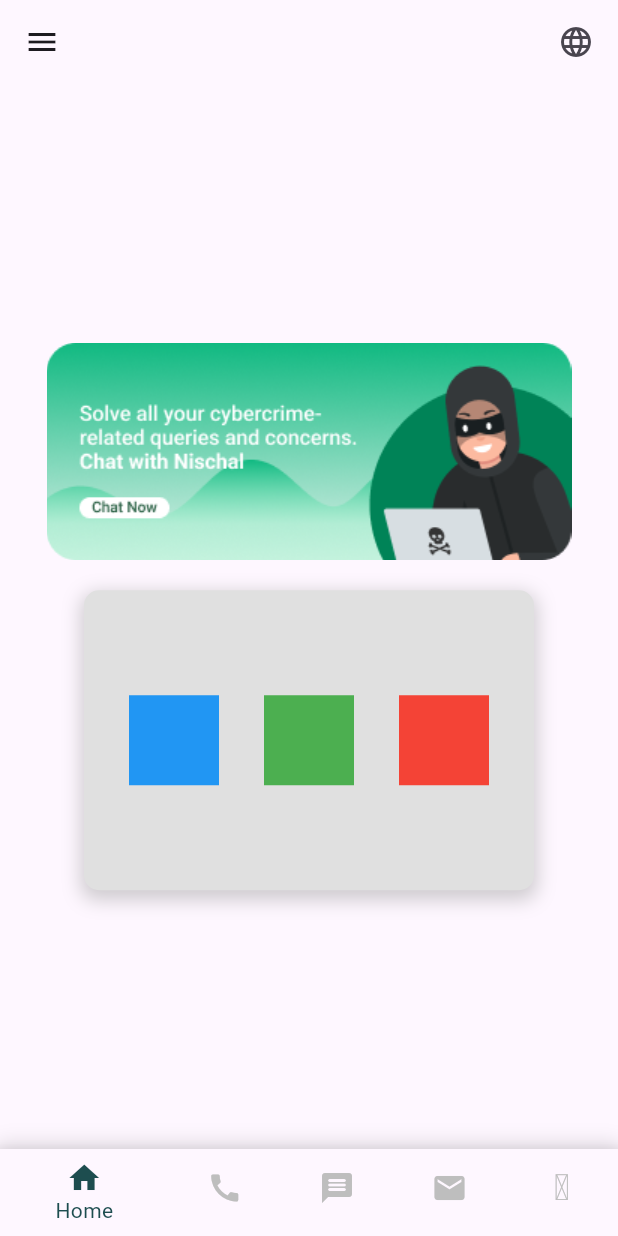
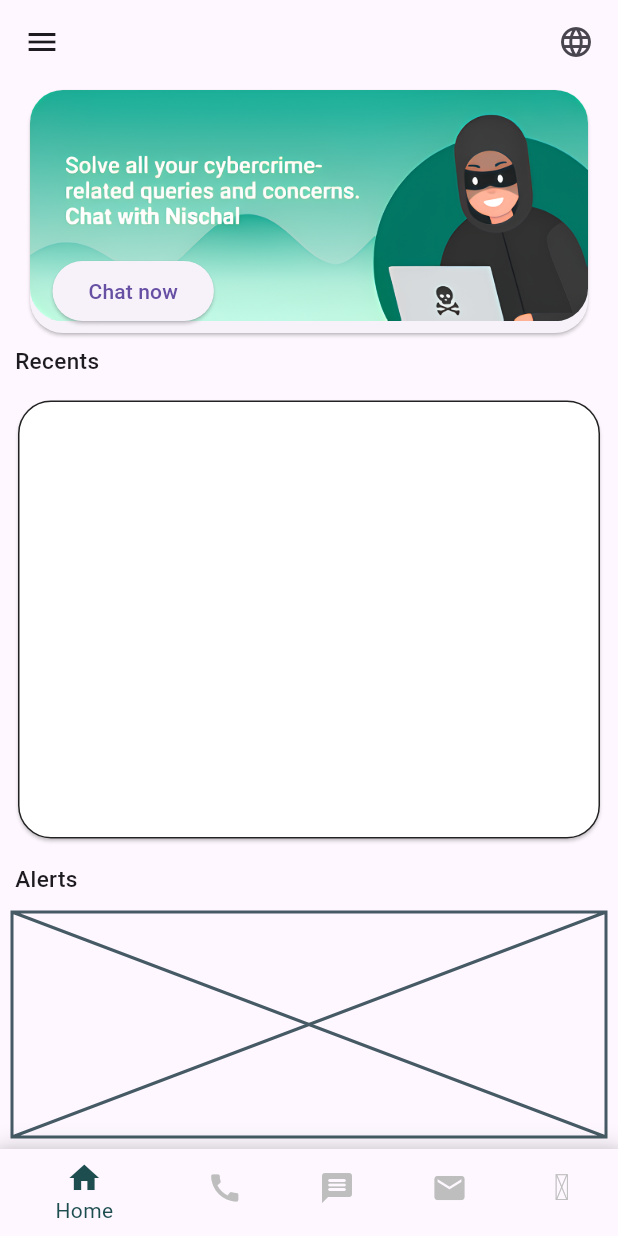
Before and after one commit to salik03/Kavach, a Flutter app: the DashboardScreen screen opened directly, on a phone screen of 412 x 824 dp. Run offline on Flutter 3.47's test engine with Material 3 defaults, Android fonts, the phone set to English and light mode, and no system bars; our stand-ins replace cloud_firestore, contacts_service, firebase_auth, firebase_core, flutter_chat_types, flutter_chat_ui and 5 more; missing offline and left inert: call_log, flutter_inappwebview, flutter_sms_inbox; accounts and stored records are empty.

Commit message:
started working on the home screen

```diff
--- a/lib/src/constants/image_strings.dart
+++ b/lib/src/constants/image_strings.dart
@@ -4,6 +4,7 @@ import 'package:flutter/material.dart';
 
 
 const String logo = "assets/images/logo.png";
+const String banner = "assets/images/nischalbanner.png";
 
 const String permission = "assets/images/PermissionPage.png";
 const String login = "assets/images/loginasset.png";
--- a/lib/src/features/authentication/screens/dashboard_screen/dashboard_screen.dart
+++ b/lib/src/features/authentication/screens/dashboard_screen/dashboard_screen.dart
@@ -18,6 +18,8 @@ class DashboardScreen extends StatefulWidget {
 
 class _DashboardScreenState extends State<DashboardScreen> {
   int _selectedIndex = 0;
+
+  set index(int index) => _selectedIndex = index;
 
   static const TextStyle optionStyle =
   TextStyle(fontSize: 30, fontWeight: FontWeight.bold);
--- a/lib/src/features/authentication/screens/home_screen/home_screen.dart
+++ b/lib/src/features/authentication/screens/home_screen/home_screen.dart
@@ -1,68 +1,81 @@
 import 'package:flutter/material.dart';
+import 'package:kavach_2/src/constants/image_strings.dart';
+
 class HomeScreen extends StatelessWidget {
   const HomeScreen({super.key});
 
   @override
   Widget build(BuildContext context) {
     return Scaffold(
-      body: Center(
-        child: Column(
-          mainAxisAlignment: MainAxisAlignment.center,
-          children: [
-            Image.asset(
-              'assets/images/nischalbanner.png',
-              width: 350,
-              height: 145,
-              fit: BoxFit.cover,
-            ),
-            const SizedBox(height: 20),
-            Container(
-              width: 300,
-              height: 200,
-              decoration: BoxDecoration(
-                color: Colors.grey[300],
-                borderRadius: BorderRadius.circular(10),
-                boxShadow: [
-                  BoxShadow(
-                    color: Colors.grey.withOpacity(0.5),
-                    blurRadius: 10,
-                    spreadRadius: 2,
-                    offset: const Offset(0, 4),
+        body: Column(
+      mainAxisAlignment: MainAxisAlignment.spaceBetween,
+      crossAxisAlignment: CrossAxisAlignment.start,
+      children: [
+        SizedBox(
+          height: 170,
+          width: double.infinity,
+          child: Padding(
+            padding: const EdgeInsets.symmetric(horizontal: 16),
+            child: Card(
+              shape: RoundedRectangleBorder(
+                borderRadius: BorderRadius.circular(22),
+              ),
+              child: Stack(
+                children: [
+                  ClipRRect(
+                    borderRadius: BorderRadius.circular(22),
+                    child: Image.asset(banner),
                   ),
-                ],
-              ),
-              child: const Column(
-                mainAxisAlignment: MainAxisAlignment.center,
-                children: [
-                  Row(
-                    mainAxisAlignment: MainAxisAlignment.spaceEvenly,
-                    children: [
-                      _SquareWidget(color: Colors.blue),
-                      _SquareWidget(color: Colors.green),
-                      _SquareWidget(color: Colors.red),
-                    ],
+                  Align(
+                    alignment: Alignment.bottomLeft,
+                    child: Padding(
+                      padding: const EdgeInsets.only(left: 15, bottom: 4),
+                      child: ElevatedButton(
+                        onPressed: () {},
+                        child: const Text("Chat now"),
+                      ),
+                    ),
                   ),
                 ],
               ),
             ),
-          ],
+          ),
         ),
-      ),
-    );
+        const Padding(
+          padding: EdgeInsets.symmetric(horizontal: 10.0),
+          child: Text(
+            "Recents",
+            style: TextStyle(fontSize: 15, fontWeight: FontWeight.w500),
+          ),
+        ),
+        Padding(
+          padding: const EdgeInsets.all(8.0),
+          child: SizedBox(
+            height: 300,
+            width: double.infinity,
+            child: Card(
+              color: Colors.white,
+              shape: RoundedRectangleBorder(
+                side: const BorderSide(color: Colors.black87),
+                  borderRadius: BorderRadius.circular(22)),
+            ),
+          ),
+        ),
+        const Padding(
+          padding: EdgeInsets.symmetric(horizontal: 10),
+          child: Text(
+            "Alerts",
+            style: TextStyle(fontSize: 15, fontWeight: FontWeight.w500),
+          ),
+        ),
+        const Padding(
+          padding: EdgeInsets.all(8.0),
+          child: SizedBox(
+            height: 150,
+            child: Placeholder(),
+          ),
+        )
+      ],
+    ));
   }
 }
-
-class _SquareWidget extends StatelessWidget {
-  final Color color;
-
-  const _SquareWidget({required this.color});
-
-  @override
-  Widget build(BuildContext context) {
-    return Container(
-      width: 60,
-      height: 60,
-      color: color,
-    );
-  }
-}
```
Also changed, not shown: assets/images/nischalbanner.png.
